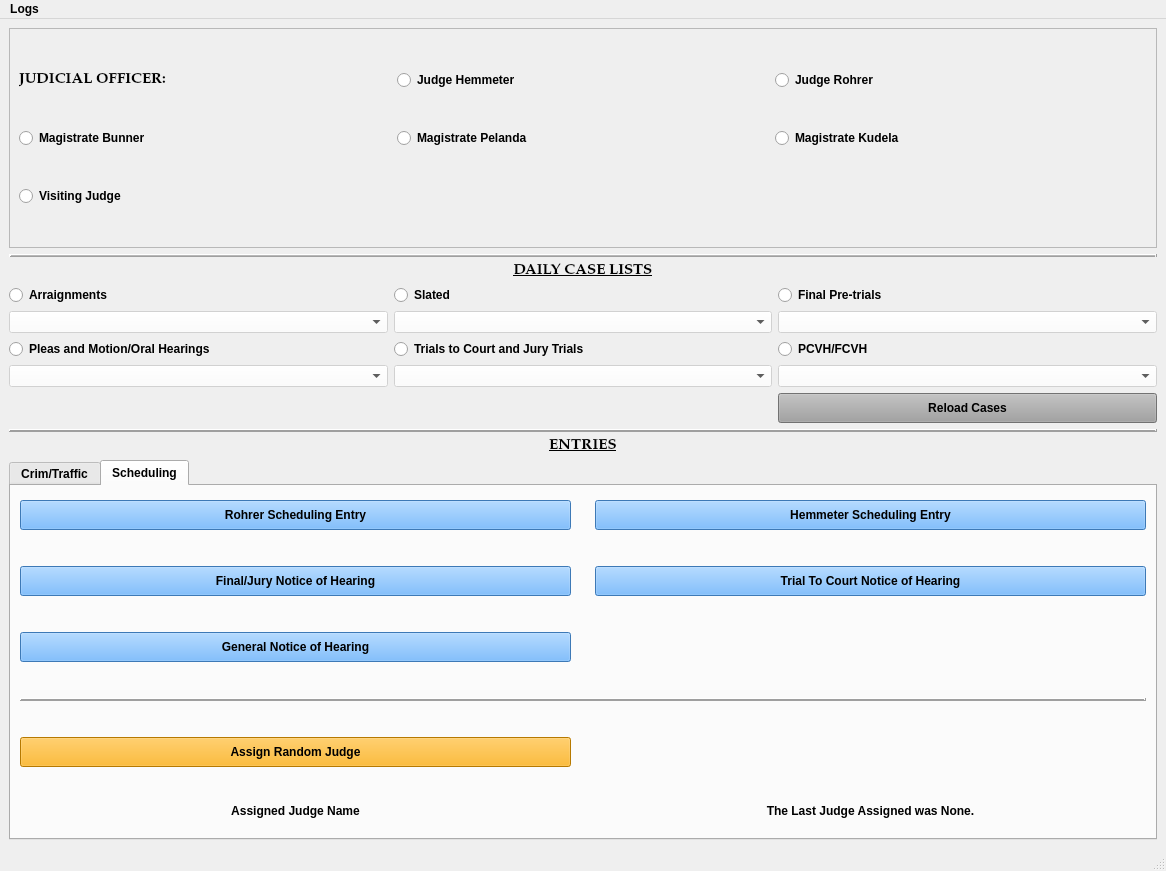
The window that munientry/views/ui/MainWindow.ui (HunterProgram22/MuniEntry) describes before a commit, drawn with Qt 5.
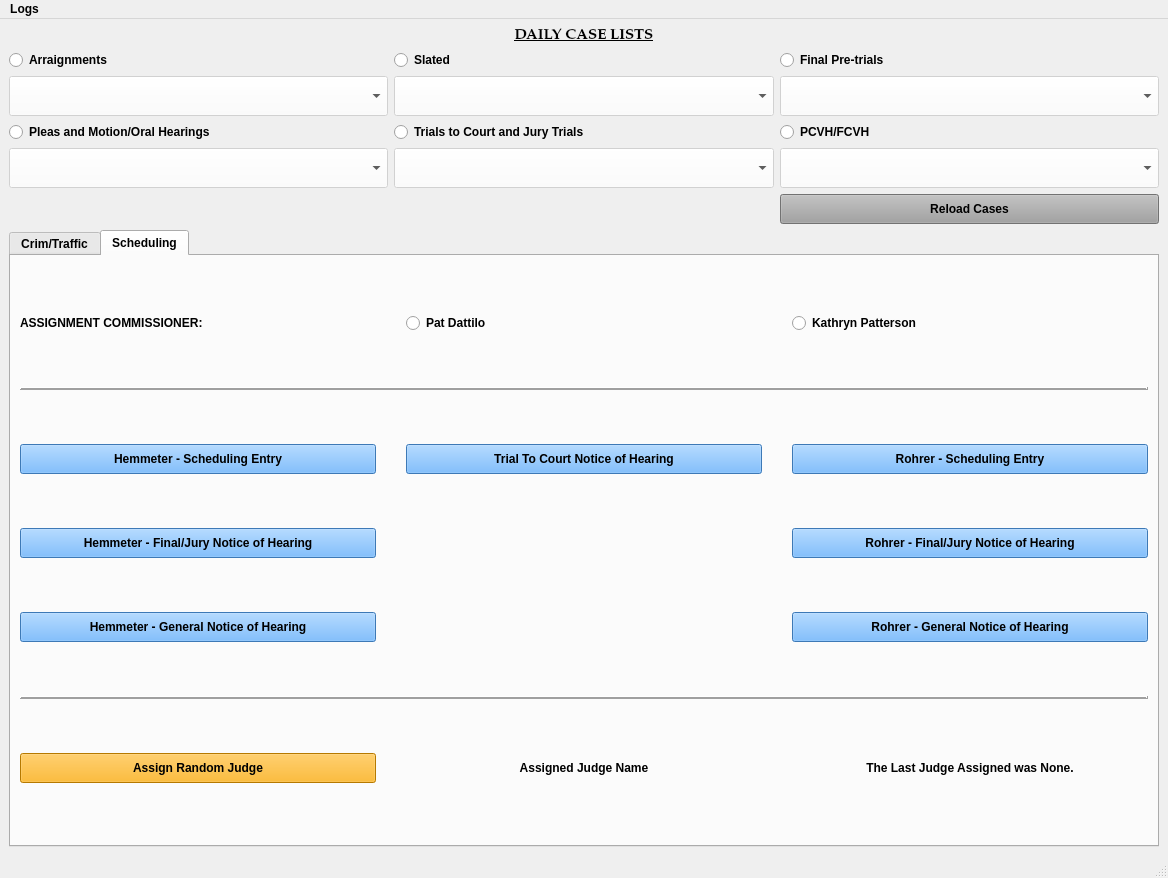
The same window after the commit. The open tabs and pages were chosen to show the change. Custom widgets are drawn as their Qt base class.

Commit message: Changed layout and updating daily case list box features.

Diff of the .ui file:
```diff
--- a/munientry/views/ui/MainWindow.ui
+++ b/munientry/views/ui/MainWindow.ui
@@ -6,8 +6,8 @@
    <rect>
     <x>0</x>
     <y>0</y>
-    <width>1166</width>
-    <height>871</height>
+    <width>1168</width>
+    <height>878</height>
    </rect>
   </property>
   <property name="minimumSize">
@@ -36,316 +36,9 @@
   </property>
   <widget class="QWidget" name="centralwidget">
    <layout class="QGridLayout" name="gridLayout_6">
-    <item row="0" column="0">
-     <layout class="QGridLayout" name="gridLayout_5" rowstretch="1,0,0,0,0,0">
-      <item row="0" column="0">
-       <layout class="QGridLayout" name="judicial_officer_gridLayout">
-        <item row="0" column="0">
-         <widget class="QFrame" name="judicial_officer_frame">
-          <property name="frameShape">
-           <enum>QFrame::StyledPanel</enum>
-          </property>
-          <property name="frameShadow">
-           <enum>QFrame::Raised</enum>
-          </property>
-          <layout class="QGridLayout" name="gridLayout">
-           <item row="4" column="2">
-            <widget class="QRadioButton" name="kudela_radioButton">
-             <property name="text">
-              <string>Magistrate Kudela</string>
-             </property>
-            </widget>
-           </item>
-           <item row="4" column="0">
-            <widget class="QRadioButton" name="bunner_radioButton">
-             <property name="text">
-              <string>Magistrate Bunner</string>
-             </property>
-            </widget>
-           </item>
-           <item row="4" column="1">
-            <widget class="QRadioButton" name="pelanda_radioButton">
-             <property name="text">
-              <string>Magistrate Pelanda</string>
-             </property>
-            </widget>
-           </item>
-           <item row="3" column="2">
-            <widget class="QRadioButton" name="rohrer_radioButton">
-             <property name="text">
-              <string>Judge Rohrer</string>
-             </property>
-            </widget>
-           </item>
-           <item row="3" column="1">
-            <widget class="QRadioButton" name="hemmeter_radioButton">
-             <property name="text">
-              <string>Judge Hemmeter</string>
-             </property>
-            </widget>
-           </item>
-           <item row="3" column="0">
-            <widget class="QLabel" name="judicial_officer_label">
-             <property name="font">
-              <font>
-               <family>Palatino Linotype</family>
-               <pointsize>11</pointsize>
-               <weight>75</weight>
-               <italic>false</italic>
-               <bold>true</bold>
-              </font>
-             </property>
-             <property name="text">
-              <string>JUDICIAL OFFICER:</string>
-             </property>
-            </widget>
-           </item>
-           <item row="5" column="0">
-            <widget class="QRadioButton" name="visiting_judge_radioButton">
-             <property name="text">
-              <string>Visiting Judge</string>
-             </property>
-            </widget>
-           </item>
-          </layout>
-         </widget>
-        </item>
-       </layout>
-      </item>
-      <item row="1" column="0">
-       <widget class="Line" name="line">
-        <property name="frameShadow">
-         <enum>QFrame::Raised</enum>
-        </property>
-        <property name="lineWidth">
-         <number>2</number>
-        </property>
-        <property name="midLineWidth">
-         <number>1</number>
-        </property>
-        <property name="orientation">
-         <enum>Qt::Horizontal</enum>
-        </property>
-       </widget>
-      </item>
-      <item row="2" column="0">
-       <layout class="QGridLayout" name="gridLayout_3">
-        <item row="5" column="2">
-         <widget class="QPushButton" name="reload_cases_Button">
-          <property name="minimumSize">
-           <size>
-            <width>120</width>
-            <height>30</height>
-           </size>
-          </property>
-          <property name="styleSheet">
-           <string notr="true">background-color: rgb(160, 160, 160);</string>
-          </property>
-          <property name="text">
-           <string>Reload Cases</string>
-          </property>
-         </widget>
-        </item>
-        <item row="1" column="2">
-         <widget class="QRadioButton" name="final_pretrial_radioButton">
-          <property name="text">
-           <string>Final Pre-trials</string>
-          </property>
-          <attribute name="buttonGroup">
-           <string notr="true">buttonGroup</string>
-          </attribute>
-         </widget>
-        </item>
-        <item row="0" column="0" colspan="3">
-         <widget class="QLabel" name="label_3">
-          <property name="font">
-           <font>
-            <family>Palatino Linotype</family>
-            <pointsize>11</pointsize>
-            <weight>75</weight>
-            <italic>false</italic>
-            <bold>true</bold>
-            <underline>true</underline>
-           </font>
-          </property>
-          <property name="text">
-           <string>DAILY CASE LISTS</string>
-          </property>
-          <property name="alignment">
-           <set>Qt::AlignCenter</set>
-          </property>
-         </widget>
-        </item>
-        <item row="4" column="0">
-         <widget class="ExtendedComboBox" name="pleas_cases_box">
-          <property name="enabled">
-           <bool>false</bool>
-          </property>
-          <property name="styleSheet">
-           <string notr="true">background-color: rgb(255, 255, 255);</string>
-          </property>
-          <property name="editable">
-           <bool>false</bool>
-          </property>
-         </widget>
-        </item>
-        <item row="3" column="2">
-         <widget class="QRadioButton" name="pcvh_fcvh_radioButton">
-          <property name="text">
-           <string>PCVH/FCVH</string>
-          </property>
-          <attribute name="buttonGroup">
-           <string notr="true">buttonGroup</string>
-          </attribute>
-         </widget>
-        </item>
-        <item row="1" column="1">
-         <widget class="QRadioButton" name="slated_radioButton">
-          <property name="text">
-           <string>Slated                                  </string>
-          </property>
-          <attribute name="buttonGroup">
-           <string notr="true">buttonGroup</string>
-          </attribute>
-         </widget>
-        </item>
-        <item row="3" column="1">
-         <widget class="QRadioButton" name="trials_to_court_radioButton">
-          <property name="text">
-           <string>Trials to Court and Jury Trials</string>
-          </property>
-          <attribute name="buttonGroup">
-           <string notr="true">buttonGroup</string>
-          </attribute>
-         </widget>
-        </item>
-        <item row="4" column="1">
-         <widget class="ExtendedComboBox" name="trials_to_court_cases_box">
-          <property name="enabled">
-           <bool>false</bool>
-          </property>
-          <property name="styleSheet">
-           <string notr="true">background-color: rgb(255, 255, 255);</string>
-          </property>
-          <property name="editable">
-           <bool>false</bool>
-          </property>
-         </widget>
-        </item>
-        <item row="4" column="2">
-         <widget class="ExtendedComboBox" name="pcvh_fcvh_cases_box">
-          <property name="enabled">
-           <bool>false</bool>
-          </property>
-          <property name="styleSheet">
-           <string notr="true">background-color: rgb(255, 255, 255);</string>
-          </property>
-          <property name="editable">
-           <bool>false</bool>
-          </property>
-         </widget>
-        </item>
-        <item row="2" column="0">
-         <widget class="ExtendedComboBox" name="arraignments_cases_box">
-          <property name="enabled">
-           <bool>false</bool>
-          </property>
-          <property name="styleSheet">
-           <string notr="true">background-color: rgb(255, 255, 255);</string>
-          </property>
-          <property name="editable">
-           <bool>false</bool>
-          </property>
-         </widget>
-        </item>
-        <item row="1" column="0">
-         <widget class="QRadioButton" name="arraignments_radioButton">
-          <property name="text">
-           <string>Arraignments</string>
-          </property>
-          <attribute name="buttonGroup">
-           <string notr="true">buttonGroup</string>
-          </attribute>
-         </widget>
-        </item>
-        <item row="2" column="1">
-         <widget class="ExtendedComboBox" name="slated_cases_box">
-          <property name="enabled">
-           <bool>false</bool>
-          </property>
-          <property name="styleSheet">
-           <string notr="true">background-color: rgb(255, 255, 255);</string>
-          </property>
-          <property name="editable">
-           <bool>false</bool>
-          </property>
-         </widget>
-        </item>
-        <item row="2" column="2">
-         <widget class="ExtendedComboBox" name="final_pretrial_cases_box">
-          <property name="enabled">
-           <bool>false</bool>
-          </property>
-          <property name="styleSheet">
-           <string notr="true">background-color: rgb(255, 255, 255);</string>
-          </property>
-          <property name="editable">
-           <bool>false</bool>
-          </property>
-         </widget>
-        </item>
-        <item row="3" column="0">
-         <widget class="QRadioButton" name="pleas_radioButton">
-          <property name="text">
-           <string>Pleas and Motion/Oral Hearings</string>
-          </property>
-          <attribute name="buttonGroup">
-           <string notr="true">buttonGroup</string>
-          </attribute>
-         </widget>
-        </item>
-       </layout>
-      </item>
-      <item row="3" column="0">
-       <widget class="Line" name="line_2">
-        <property name="frameShadow">
-         <enum>QFrame::Raised</enum>
-        </property>
-        <property name="lineWidth">
-         <number>2</number>
-        </property>
-        <property name="orientation">
-         <enum>Qt::Horizontal</enum>
-        </property>
-       </widget>
-      </item>
-      <item row="4" column="0">
-       <widget class="QLabel" name="label">
-        <property name="maximumSize">
-         <size>
-          <width>16777215</width>
-          <height>250</height>
-         </size>
-        </property>
-        <property name="font">
-         <font>
-          <family>Palatino Linotype</family>
-          <pointsize>11</pointsize>
-          <weight>75</weight>
-          <italic>false</italic>
-          <bold>true</bold>
-          <underline>true</underline>
-         </font>
-        </property>
-        <property name="text">
-         <string>ENTRIES</string>
-        </property>
-        <property name="alignment">
-         <set>Qt::AlignCenter</set>
-        </property>
-       </widget>
-      </item>
-      <item row="5" column="0">
+    <item row="1" column="0">
+     <layout class="QGridLayout" name="gridLayout_5" rowstretch="1,0">
+      <item row="0" column="0" rowspan="2">
        <widget class="QTabWidget" name="tabWidget">
         <property name="currentIndex">
          <number>0</number>
@@ -683,36 +376,84 @@
             </property>
            </widget>
           </item>
-          <item row="6" column="1">
-           <widget class="QPushButton" name="SentencingOnlyButton">
-            <property name="minimumSize">
-             <size>
-              <width>120</width>
-              <height>30</height>
-             </size>
+          <item row="0" column="0" colspan="3">
+           <widget class="QFrame" name="judicial_officer_frame">
+            <property name="frameShape">
+             <enum>QFrame::Box</enum>
             </property>
-            <property name="styleSheet">
-             <string notr="true">background-color: rgb(85, 170, 127);</string>
+            <property name="frameShadow">
+             <enum>QFrame::Plain</enum>
             </property>
-            <property name="text">
-             <string>Sentencing Only - Already Plead</string>
+            <property name="lineWidth">
+             <number>2</number>
             </property>
-           </widget>
-          </item>
-          <item row="6" column="2">
-           <widget class="QPushButton" name="FreeformEntryButton">
-            <property name="minimumSize">
-             <size>
-              <width>120</width>
-              <height>30</height>
-             </size>
-            </property>
-            <property name="styleSheet">
-             <string notr="true">background-color: rgb(255, 255, 127);</string>
-            </property>
-            <property name="text">
-             <string>Freeform Entry</string>
-            </property>
+            <layout class="QGridLayout" name="gridLayout">
+             <property name="spacing">
+              <number>12</number>
+             </property>
+             <item row="6" column="1">
+              <widget class="QRadioButton" name="pelanda_radioButton">
+               <property name="text">
+                <string>Magistrate Pelanda</string>
+               </property>
+              </widget>
+             </item>
+             <item row="5" column="2">
+              <widget class="QRadioButton" name="visiting_judge_radioButton">
+               <property name="text">
+                <string>Visiting Judge</string>
+               </property>
+              </widget>
+             </item>
+             <item row="5" column="0">
+              <widget class="QRadioButton" name="hemmeter_radioButton">
+               <property name="text">
+                <string>Judge Hemmeter</string>
+               </property>
+              </widget>
+             </item>
+             <item row="6" column="2">
+              <widget class="QRadioButton" name="kudela_radioButton">
+               <property name="text">
+                <string>Magistrate Kudela</string>
+               </property>
+              </widget>
+             </item>
+             <item row="6" column="0">
+              <widget class="QRadioButton" name="bunner_radioButton">
+               <property name="text">
+                <string>Magistrate Bunner</string>
+               </property>
+              </widget>
+             </item>
+             <item row="5" column="1">
+              <widget class="QRadioButton" name="rohrer_radioButton">
+               <property name="text">
+                <string>Judge Rohrer</string>
+               </property>
+              </widget>
+             </item>
+             <item row="4" column="0" colspan="3">
+              <widget class="QLabel" name="label_9">
+               <property name="font">
+                <font>
+                 <family>Palatino Linotype</family>
+                 <pointsize>11</pointsize>
+                 <weight>75</weight>
+                 <italic>false</italic>
+                 <bold>true</bold>
+                 <underline>true</underline>
+                </font>
+               </property>
+               <property name="text">
+                <string>JUDICIAL OFFICER</string>
+               </property>
+               <property name="alignment">
+                <set>Qt::AlignCenter</set>
+               </property>
+              </widget>
+             </item>
+            </layout>
            </widget>
           </item>
          </layout>
@@ -721,154 +462,222 @@
          <attribute name="title">
           <string>Scheduling</string>
          </attribute>
-         <layout class="QGridLayout" name="gridLayout_7">
+         <layout class="QGridLayout" name="gridLayout_4">
+          <property name="horizontalSpacing">
+           <number>30</number>
+          </property>
+          <property name="verticalSpacing">
+           <number>6</number>
+          </property>
           <item row="0" column="0">
-           <layout class="QGridLayout" name="gridLayout_4" rowstretch="2,2,2,0,2,2">
-            <property name="topMargin">
-             <number>5</number>
+           <widget class="QLabel" name="label">
+            <property name="text">
+             <string>ASSIGNMENT COMMISSIONER:</string>
             </property>
-            <property name="bottomMargin">
+           </widget>
+          </item>
+          <item row="0" column="1">
+           <widget class="QRadioButton" name="radioButton">
+            <property name="text">
+             <string>Pat Dattilo</string>
+            </property>
+           </widget>
+          </item>
+          <item row="0" column="2">
+           <widget class="QRadioButton" name="radioButton_2">
+            <property name="text">
+             <string>Kathryn Patterson</string>
+            </property>
+           </widget>
+          </item>
+          <item row="1" column="0" colspan="3">
+           <widget class="Line" name="line">
+            <property name="frameShadow">
+             <enum>QFrame::Raised</enum>
+            </property>
+            <property name="lineWidth">
+             <number>2</number>
+            </property>
+            <property name="orientation">
+             <enum>Qt::Horizontal</enum>
+            </property>
+           </widget>
+          </item>
+          <item row="2" column="0">
+           <widget class="QPushButton" name="hemmeter_schedulingEntryButton">
+            <property name="minimumSize">
+             <size>
+              <width>120</width>
+              <height>30</height>
+             </size>
+            </property>
+            <property name="styleSheet">
+             <string notr="true">background-color: rgb(85, 170, 255);</string>
+            </property>
+            <property name="text">
+             <string>Hemmeter - Scheduling Entry</string>
+            </property>
+           </widget>
+          </item>
+          <item row="2" column="1">
+           <widget class="QPushButton" name="trial_to_court_hearingEntryButton">
+            <property name="minimumSize">
+             <size>
+              <width>120</width>
+              <height>30</height>
+             </size>
+            </property>
+            <property name="styleSheet">
+             <string notr="true">background-color: rgb(85, 170, 255);</string>
+            </property>
+            <property name="text">
+             <string>Trial To Court Notice of Hearing</string>
+            </property>
+           </widget>
+          </item>
+          <item row="2" column="2">
+           <widget class="QPushButton" name="rohrer_schedulingEntryButton">
+            <property name="minimumSize">
+             <size>
+              <width>120</width>
+              <height>30</height>
+             </size>
+            </property>
+            <property name="styleSheet">
+             <string notr="true">background-color: rgb(85, 170, 255);</string>
+            </property>
+            <property name="text">
+             <string>Rohrer - Scheduling Entry</string>
+            </property>
+           </widget>
+          </item>
+          <item row="3" column="0">
+           <widget class="QPushButton" name="final_jury_hearingEntryButton_2">
+            <property name="minimumSize">
+             <size>
+              <width>120</width>
+              <height>30</height>
+             </size>
+            </property>
+            <property name="styleSheet">
+             <string notr="true">background-color: rgb(85, 170, 255);</string>
+            </property>
+            <property name="text">
+             <string>Hemmeter - Final/Jury Notice of Hearing</string>
+            </property>
+           </widget>
+          </item>
+          <item row="3" column="2">
+           <widget class="QPushButton" name="final_jury_hearingEntryButton">
+            <property name="minimumSize">
+             <size>
+              <width>120</width>
+              <height>30</height>
+             </size>
+            </property>
+            <property name="styleSheet">
+             <string notr="true">background-color: rgb(85, 170, 255);</string>
+            </property>
+            <property name="text">
+             <string>Rohrer - Final/Jury Notice of Hearing</string>
+            </property>
+           </widget>
+          </item>
+          <item row="4" column="0">
+           <widget class="QPushButton" name="general_hearingEntryButton">
+            <property name="minimumSize">
+             <size>
+              <width>120</width>
+              <height>30</height>
+             </size>
+            </property>
+            <property name="styleSheet">
+             <string notr="true">background-color: rgb(85, 170, 255);</string>
+            </property>
+            <property name="text">
+             <string>Hemmeter - General Notice of Hearing</string>
+            </property>
+           </widget>
+          </item>
+          <item row="4" column="2">
+           <widget class="QPushButton" name="general_hearingEntryButton_2">
+            <property name="minimumSize">
+             <size>
+              <width>120</width>
+              <height>30</height>
+             </size>
+            </property>
+            <property name="styleSheet">
+             <string notr="true">background-color: rgb(85, 170, 255);</string>
+            </property>
+            <property name="text">
+             <string>Rohrer - General Notice of Hearing</string>
+            </property>
+           </widget>
+          </item>
+          <item row="5" column="0" colspan="3">
+           <widget class="Line" name="line_3">
+            <property name="frameShadow">
+             <enum>QFrame::Raised</enum>
+            </property>
+            <property name="lineWidth">
+             <number>2</number>
+            </property>
+            <property name="orientation">
+             <enum>Qt::Horizontal</enum>
+            </property>
+           </widget>
+          </item>
+          <item row="6" column="0">
+           <widget class="QPushButton" name="random_judge_Button">
+            <property name="minimumSize">
+             <size>
+              <width>120</width>
+              <height>30</height>
+             </size>
+            </property>
+            <property name="styleSheet">
+             <string notr="true">background-color: rgb(255, 170, 0);</string>
+            </property>
+            <property name="text">
+             <string>Assign Random Judge</string>
+            </property>
+           </widget>
+          </item>
+          <item row="6" column="1">
+           <widget class="QLabel" name="assign_judge_label">
+            <property name="maximumSize">
+             <size>
+              <width>16777215</width>
+              <height>75</height>
+             </size>
+            </property>
+            <property name="text">
+             <string>Assigned Judge Name</string>
+            </property>
+            <property name="alignment">
+             <set>Qt::AlignCenter</set>
+            </property>
+           </widget>
+          </item>
+          <item row="6" column="2">
+           <widget class="QLabel" name="last_judge_assigned_label">
+            <property name="maximumSize">
+             <size>
+              <width>16777215</width>
+              <height>75</height>
+             </size>
+            </property>
+            <property name="text">
+             <string>The Last Judge Assigned was None.</string>
+            </property>
+            <property name="alignment">
+             <set>Qt::AlignCenter</set>
+            </property>
+            <property name="margin">
              <number>10</number>
             </property>
-            <property name="horizontalSpacing">
-             <number>24</number>
-            </property>
-            <property name="verticalSpacing">
-             <number>36</number>
-            </property>
-            <item row="0" column="0">
-             <widget class="QPushButton" name="rohrer_schedulingEntryButton">
-              <property name="minimumSize">
-               <size>
-                <width>120</width>
-                <height>30</height>
-               </size>
-              </property>
-              <property name="styleSheet">
-               <string notr="true">background-color: rgb(85, 170, 255);</string>
-              </property>
-              <property name="text">
-               <string>Rohrer Scheduling Entry</string>
-              </property>
-             </widget>
-            </item>
-            <item row="0" column="1">
-             <widget class="QPushButton" name="hemmeter_schedulingEntryButton">
-              <property name="minimumSize">
-               <size>
-                <width>120</width>
-                <height>30</height>
-               </size>
-              </property>
-              <property name="styleSheet">
-               <string notr="true">background-color: rgb(85, 170, 255);</string>
-              </property>
-              <property name="text">
-               <string>Hemmeter Scheduling Entry</string>
-              </property>
-             </widget>
-            </item>
-            <item row="1" column="0">
-             <widget class="QPushButton" name="final_jury_hearingEntryButton">
-              <property name="minimumSize">
-               <size>
-                <width>120</width>
-                <height>30</height>
-               </size>
-              </property>
-              <property name="styleSheet">
-               <string notr="true">background-color: rgb(85, 170, 255);</string>
-              </property>
-              <property name="text">
-               <string>Final/Jury Notice of Hearing</string>
-              </property>
-             </widget>
-            </item>
-            <item row="1" column="1">
-             <widget class="QPushButton" name="trial_to_court_hearingEntryButton">
-              <property name="minimumSize">
-               <size>
-                <width>120</width>
-                <height>30</height>
-               </size>
-              </property>
-              <property name="styleSheet">
-               <string notr="true">background-color: rgb(85, 170, 255);</string>
-              </property>
-              <property name="text">
-               <string>Trial To Court Notice of Hearing</string>
-              </property>
-             </widget>
-            </item>
-            <item row="2" column="0">
-             <widget class="QPushButton" name="general_hearingEntryButton">
-              <property name="minimumSize">
-               <size>
-                <width>120</width>
-                <height>30</height>
-               </size>
-              </property>
-              <property name="styleSheet">
-               <string notr="true">background-color: rgb(85, 170, 255);</string>
-              </property>
-              <property name="text">
-               <string>General Notice of Hearing</string>
-              </property>
-             </widget>
-            </item>
-            <item row="3" column="0" colspan="2">
-             <widget class="Line" name="line_3">
-              <property name="frameShadow">
-               <enum>QFrame::Raised</enum>
-              </property>
-              <property name="lineWidth">
-               <number>2</number>
-              </property>
-              <property name="orientation">
-               <enum>Qt::Horizontal</enum>
-              </property>
-             </widget>
-            </item>
-            <item row="4" column="0">
-             <widget class="QPushButton" name="random_judge_Button">
-              <property name="minimumSize">
-               <size>
-                <width>120</width>
-                <height>30</height>
-               </size>
-              </property>
-              <property name="styleSheet">
-               <string notr="true">background-color: rgb(255, 170, 0);</string>
-              </property>
-              <property name="text">
-               <string>Assign Random Judge</string>
-              </property>
-             </widget>
-            </item>
-            <item row="5" column="0">
-             <widget class="QLabel" name="assign_judge_label">
-              <property name="text">
-               <string>Assigned Judge Name</string>
-              </property>
-              <property name="alignment">
-               <set>Qt::AlignCenter</set>
-              </property>
-             </widget>
-            </item>
-            <item row="5" column="1">
-             <widget class="QLabel" name="last_judge_assigned_label">
-              <property name="text">
-               <string>The Last Judge Assigned was None.</string>
-              </property>
-              <property name="alignment">
-               <set>Qt::AlignCenter</set>
-              </property>
-              <property name="margin">
-               <number>10</number>
-              </property>
-             </widget>
-            </item>
-           </layout>
+           </widget>
           </item>
          </layout>
         </widget>
@@ -876,6 +685,221 @@
       </item>
      </layout>
     </item>
+    <item row="0" column="0">
+     <layout class="QGridLayout" name="gridLayout_3">
+      <item row="5" column="2">
+       <widget class="QPushButton" name="reload_cases_Button">
+        <property name="minimumSize">
+         <size>
+          <width>120</width>
+          <height>30</height>
+         </size>
+        </property>
+        <property name="styleSheet">
+         <string notr="true">background-color: rgb(160, 160, 160);</string>
+        </property>
+        <property name="text">
+         <string>Reload Cases</string>
+        </property>
+       </widget>
+      </item>
+      <item row="1" column="2">
+       <widget class="QRadioButton" name="final_pretrial_radioButton">
+        <property name="text">
+         <string>Final Pre-trials</string>
+        </property>
+        <attribute name="buttonGroup">
+         <string notr="true">buttonGroup</string>
+        </attribute>
+       </widget>
+      </item>
+      <item row="0" column="0" colspan="3">
+       <widget class="QLabel" name="label_3">
+        <property name="font">
+         <font>
+          <family>Palatino Linotype</family>
+          <pointsize>11</pointsize>
+          <weight>75</weight>
+          <italic>false</italic>
+          <bold>true</bold>
+          <underline>true</underline>
+         </font>
+        </property>
+        <property name="text">
+         <string>DAILY CASE LISTS</string>
+        </property>
+        <property name="alignment">
+         <set>Qt::AlignCenter</set>
+        </property>
+       </widget>
+      </item>
+      <item row="4" column="0">
+       <widget class="ExtendedComboBox" name="pleas_cases_box">
+        <property name="enabled">
+         <bool>false</bool>
+        </property>
+        <property name="minimumSize">
+         <size>
+          <width>0</width>
+          <height>40</height>
+         </size>
+        </property>
+        <property name="styleSheet">
+         <string notr="true">background-color: rgb(255, 255, 255);</string>
+        </property>
+        <property name="editable">
+         <bool>false</bool>
+        </property>
+       </widget>
+      </item>
+      <item row="3" column="2">
+       <widget class="QRadioButton" name="pcvh_fcvh_radioButton">
+        <property name="text">
+         <string>PCVH/FCVH</string>
+        </property>
+        <attribute name="buttonGroup">
+         <string notr="true">buttonGroup</string>
+        </attribute>
+       </widget>
+      </item>
+      <item row="1" column="1">
+       <widget class="QRadioButton" name="slated_radioButton">
+        <property name="text">
+         <string>Slated                                  </string>
+        </property>
+        <attribute name="buttonGroup">
+         <string notr="true">buttonGroup</string>
+        </attribute>
+       </widget>
+      </item>
+      <item row="3" column="1">
+       <widget class="QRadioButton" name="trials_to_court_radioButton">
+        <property name="text">
+         <string>Trials to Court and Jury Trials</string>
+        </property>
+        <attribute name="buttonGroup">
+         <string notr="true">buttonGroup</string>
+        </attribute>
+       </widget>
+      </item>
+      <item row="4" column="1">
+       <widget class="ExtendedComboBox" name="trials_to_court_cases_box">
+        <property name="enabled">
+         <bool>false</bool>
+        </property>
+        <property name="minimumSize">
+         <size>
+          <width>0</width>
+          <height>40</height>
+         </size>
+        </property>
+        <property name="styleSheet">
+         <string notr="true">background-color: rgb(255, 255, 255);</string>
+        </property>
+        <property name="editable">
+         <bool>false</bool>
+        </property>
+       </widget>
+      </item>
+      <item row="4" column="2">
+       <widget class="ExtendedComboBox" name="pcvh_fcvh_cases_box">
+        <property name="enabled">
+         <bool>false</bool>
+        </property>
+        <property name="minimumSize">
+         <size>
+          <width>0</width>
+          <height>40</height>
+         </size>
+        </property>
+        <property name="styleSheet">
+         <string notr="true">background-color: rgb(255, 255, 255);</string>
+        </property>
+        <property name="editable">
+         <bool>false</bool>
+        </property>
+       </widget>
+      </item>
+      <item row="2" column="0">
+       <widget class="ExtendedComboBox" name="arraignments_cases_box">
+        <property name="enabled">
+         <bool>false</bool>
+        </property>
+        <property name="minimumSize">
+         <size>
+          <width>0</width>
+          <height>40</height>
+         </size>
+        </property>
+        <property name="styleSheet">
+         <string notr="true">background-color: rgb(255, 255, 255);
+selection-background-color: rgb(85, 170, 255);</string>
+        </property>
+        <property name="editable">
+         <bool>false</bool>
+        </property>
+       </widget>
+      </item>
+      <item row="1" column="0">
+       <widget class="QRadioButton" name="arraignments_radioButton">
+        <property name="text">
+         <string>Arraignments</string>
+        </property>
+        <attribute name="buttonGroup">
+         <string notr="true">buttonGroup</string>
+        </attribute>
+       </widget>
+      </item>
+      <item row="2" column="1">
+       <widget class="ExtendedComboBox" name="slated_cases_box">
+        <property name="enabled">
+         <bool>false</bool>
+        </property>
+        <property name="minimumSize">
+         <size>
+          <width>0</width>
+          <height>40</height>
+         </size>
+        </property>
+        <property name="styleSheet">
+         <string notr="true">background-color: rgb(255, 255, 255);</string>
+        </property>
+        <property name="editable">
+         <bool>false</bool>
+        </property>
+       </widget>
+      </item>
+      <item row="2" column="2">
+       <widget class="ExtendedComboBox" name="final_pretrial_cases_box">
+        <property name="enabled">
+         <bool>false</bool>
+        </property>
+        <property name="minimumSize">
+         <size>
+          <width>0</width>
+          <height>40</height>
+         </size>
+        </property>
+        <property name="styleSheet">
+         <string notr="true">background-color: rgb(255, 255, 255);</string>
+        </property>
+        <property name="editable">
+         <bool>false</bool>
+        </property>
+       </widget>
+      </item>
+      <item row="3" column="0">
+       <widget class="QRadioButton" name="pleas_radioButton">
+        <property name="text">
+         <string>Pleas and Motion/Oral Hearings</string>
+        </property>
+        <attribute name="buttonGroup">
+         <string notr="true">buttonGroup</string>
+        </attribute>
+       </widget>
+      </item>
+     </layout>
+    </item>
    </layout>
   </widget>
   <widget class="QMenuBar" name="menubar">
@@ -883,7 +907,7 @@
     <rect>
      <x>0</x>
      <y>0</y>
-     <width>1166</width>
+     <width>1168</width>
      <height>27</height>
     </rect>
    </property>
```
Left out of the diff: 368 changed lines with no effect on the pictures. The commit also changes 2 other files.
